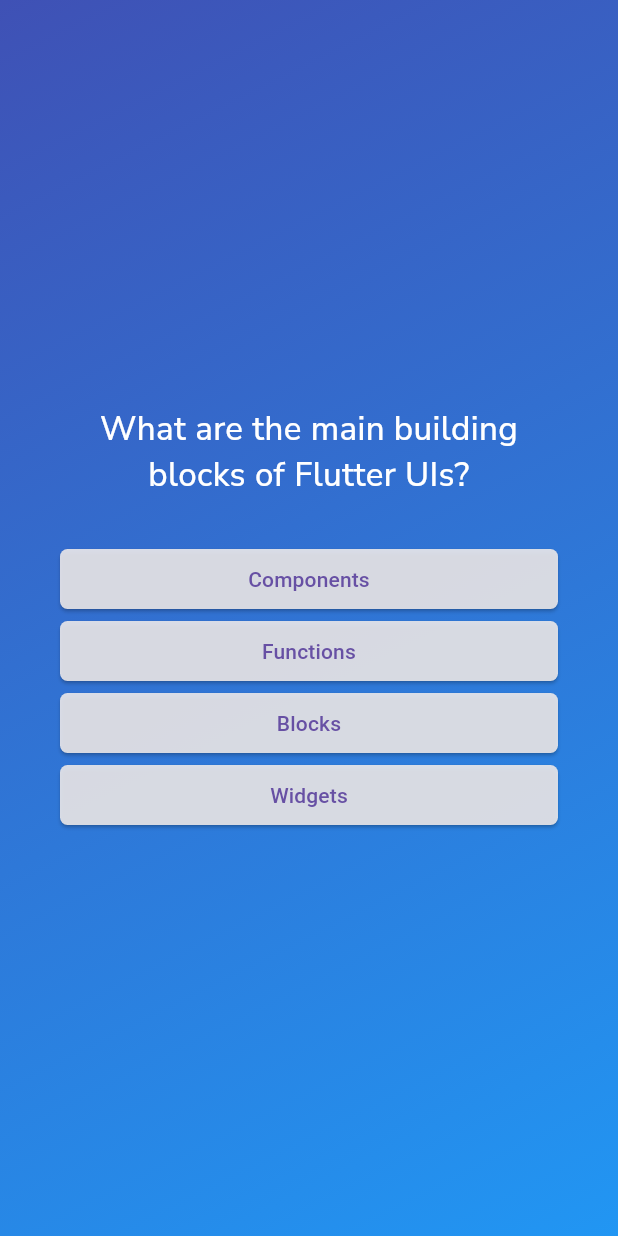
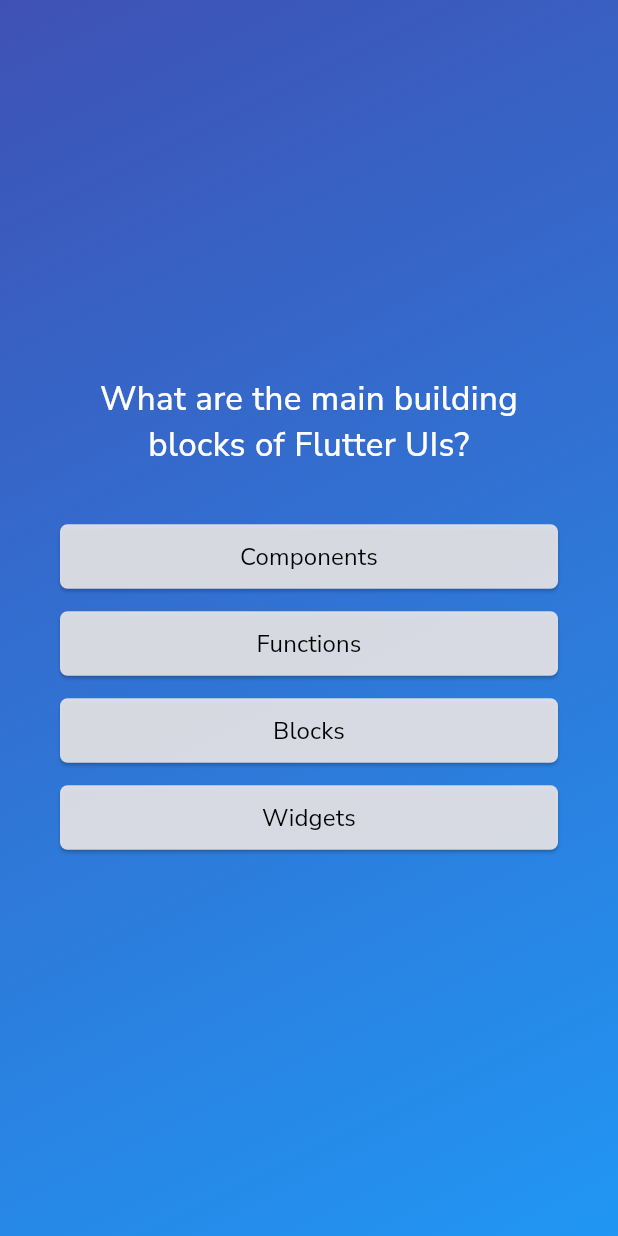
Before and after one commit to Anndderssonn/Flutter_Quiz, a Flutter app: the screen it shows after launch, after a tap on "Start Quiz", on a phone screen of 412 x 824 dp. Run offline on Flutter 3.47's test engine with Material 3 defaults, Android fonts, the phone set to English and light mode, and no system bars; our stand-ins replace google_fonts.

```diff
--- /dev/null
+++ b/lib/config/styles/text_style.dart
@@ -0,0 +1,14 @@
+import 'package:flutter/material.dart';
+import 'package:google_fonts/google_fonts.dart';
+
+TextStyle appTextStyle({
+  Color color = Colors.white,
+  double fontSize = 22,
+  FontWeight fontWeight = FontWeight.bold,
+}) {
+  return GoogleFonts.nunitoSans(
+    color: color,
+    fontSize: fontSize,
+    fontWeight: fontWeight,
+  );
+}
--- a/lib/presentation/screens/home/home_screen.dart
+++ b/lib/presentation/screens/home/home_screen.dart
@@ -1,4 +1,5 @@
 import 'package:flutter/material.dart';
+import 'package:flutter_quiz/config/styles/text_style.dart';
 import 'package:google_fonts/google_fonts.dart';
 
 class HomeScreen extends StatelessWidget {
@@ -18,10 +19,7 @@ class HomeScreen extends StatelessWidget {
             color: const Color.fromARGB(150, 255, 255, 255),
           ),
           const SizedBox(height: 20),
-          Text(
-            'Learn Flutter the fun way!',
-            style: GoogleFonts.nunitoSans(fontSize: 24, color: Colors.white),
-          ),
+          Text('Learn Flutter the fun way!', style: appTextStyle(fontSize: 24)),
           const SizedBox(height: 40),
           OutlinedButton.icon(
             onPressed: startQuiz,
@@ -34,7 +32,7 @@ class HomeScreen extends StatelessWidget {
               ),
             ),
             icon: const Icon(Icons.arrow_right_alt),
-            label: const Text('Start Quiz'),
+            label: Text('Start Quiz', style: appTextStyle(fontSize: 18)),
           ),
         ],
       ),
--- a/lib/presentation/screens/questions/questions_screen.dart
+++ b/lib/presentation/screens/questions/questions_screen.dart
@@ -1,4 +1,5 @@
 import 'package:flutter/material.dart';
+import 'package:flutter_quiz/config/styles/text_style.dart';
 import 'package:google_fonts/google_fonts.dart';
 import 'package:flutter_quiz/data/questions/questions_data.dart';
 import 'package:flutter_quiz/presentation/widgets/questions/answer_button.dart';
@@ -36,20 +37,19 @@ class _QuestionsScreenState extends State<QuestionsScreen> {
           children: [
             Text(
               currentQuestion.text,
-              style: GoogleFonts.nunitoSans(
-                color: Colors.white,
-                fontSize: 22,
-                fontWeight: FontWeight.w500,
-              ),
+              style: appTextStyle(fontWeight: FontWeight.w500),
               textAlign: TextAlign.center,
             ),
             const SizedBox(height: 30),
             ...currentQuestion.getShuffledAnswers().map((answer) {
-              return AnswerButton(
-                answerText: answer,
-                onTap: () {
-                  answerQuestion(answer);
-                },
+              return Padding(
+                padding: const EdgeInsets.symmetric(vertical: 5),
+                child: AnswerButton(
+                  answerText: answer,
+                  onTap: () {
+                    answerQuestion(answer);
+                  },
+                ),
               );
             }),
           ],
--- a/lib/presentation/widgets/questions/answer_button.dart
+++ b/lib/presentation/widgets/questions/answer_button.dart
@@ -1,4 +1,5 @@
 import 'package:flutter/material.dart';
+import 'package:flutter_quiz/config/styles/text_style.dart';
 
 class AnswerButton extends StatelessWidget {
   final String answerText;
@@ -19,7 +20,15 @@ class AnswerButton extends StatelessWidget {
         backgroundColor: const Color.fromARGB(225, 239, 235, 235),
         shape: RoundedRectangleBorder(borderRadius: BorderRadius.circular(5)),
       ),
-      child: Text(answerText, textAlign: TextAlign.center),
+      child: Text(
+        answerText,
+        style: appTextStyle(
+          fontSize: 16,
+          color: Colors.black,
+          fontWeight: FontWeight.normal,
+        ),
+        textAlign: TextAlign.center,
+      ),
     );
   }
 }
--- a/lib/presentation/widgets/quiz.dart
+++ b/lib/presentation/widgets/quiz.dart
@@ -1,7 +1,9 @@
 import 'package:flutter/material.dart';
 import 'package:flutter_quiz/config/theme/app_background.dart';
+import 'package:flutter_quiz/data/questions/questions_data.dart';
 import 'package:flutter_quiz/presentation/screens/home/home_screen.dart';
 import 'package:flutter_quiz/presentation/screens/questions/questions_screen.dart';
+import 'package:flutter_quiz/presentation/screens/summary/summary_screen.dart';
 
 class Quiz extends StatefulWidget {
   const Quiz({super.key});
@@ -11,7 +13,7 @@ class Quiz extends StatefulWidget {
 }
 
 class _QuizState extends State<Quiz> {
-  final List<String> selectedAnswers = [];
+  List<String> selectedAnswers = [];
   var activeScreen = 'home-screen';
 
   void switchScreen() {
@@ -22,6 +24,18 @@ class _QuizState extends State<Quiz> {
 
   void chooseAnswer(String answer) {
     selectedAnswers.add(answer);
+    if (selectedAnswers.length == questionsData.length) {
+      setState(() {
+        activeScreen = 'summary-screen';
+      });
+    }
+  }
+
+  void restartQuiz() {
+    setState(() {
+      selectedAnswers = [];
+      activeScreen = 'questions-screen';
+    });
   }
 
   @override
@@ -30,6 +44,13 @@ class _QuizState extends State<Quiz> {
 
     if (activeScreen == 'questions-screen') {
       screenWidget = QuestionsScreen(onSelectAnswer: chooseAnswer);
+    }
+
+    if (activeScreen == 'summary-screen') {
+      screenWidget = SummaryScreen(
+        chosenAnswers: selectedAnswers,
+        restartQuiz: restartQuiz,
+      );
     }
 
     return MaterialApp(
```
Also changed, not shown: lib/presentation/screens/summary/summary_screen.dart (added, +67 -0 lines), lib/presentation/widgets/summary/questions_summary.dart (added, +78 -0 lines).
